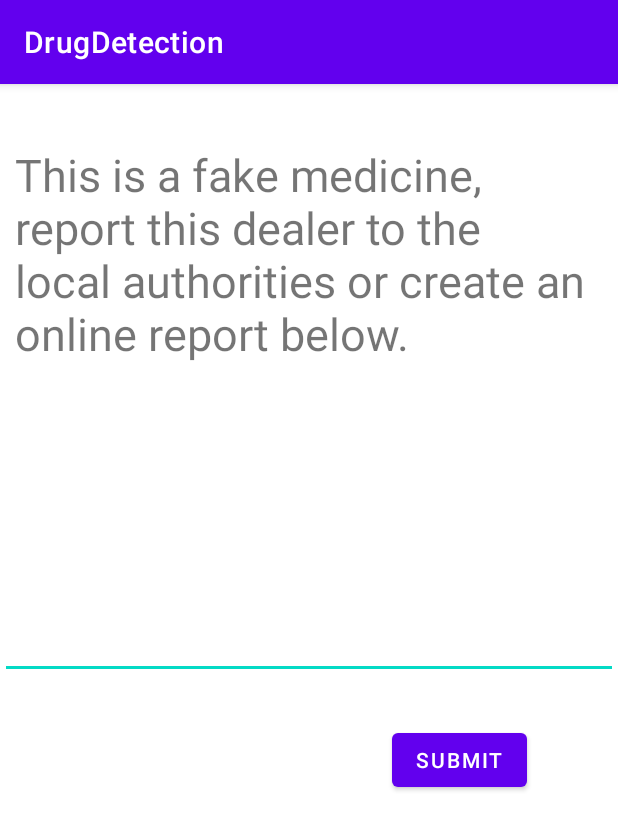
After one commit to gururani-abhishek/DrugDetection, an Android app: the FakeMedicine screen opened directly, with no data from a screen before it, on a phone screen of 412 x 824 dp. The commit adds this screen. Shown: the top 830 px of the screen. Run offline under Robolectric (Android 15) with nearby library versions, the phone set to English and light mode, and no system bars.

Commit message:
added fake and certified medicine activities

```diff
--- /dev/null
+++ b/app/src/main/java/com/example/drugdetection/FakeMedicine.kt
@@ -0,0 +1,11 @@
+package com.example.drugdetection
+
+import androidx.appcompat.app.AppCompatActivity
+import android.os.Bundle
+
+class FakeMedicine : AppCompatActivity() {
+    override fun onCreate(savedInstanceState: Bundle?) {
+        super.onCreate(savedInstanceState)
+        setContentView(R.layout.activity_fake_medicine)
+    }
+}
--- /dev/null
+++ b/app/src/main/res/layout/activity_fake_medicine.xml
@@ -0,0 +1,44 @@
+<?xml version="1.0" encoding="utf-8"?>
+<androidx.constraintlayout.widget.ConstraintLayout xmlns:android="http://schemas.android.com/apk/res/android"
+    xmlns:app="http://schemas.android.com/apk/res-auto"
+    xmlns:tools="http://schemas.android.com/tools"
+    android:layout_width="match_parent"
+    android:layout_height="match_parent"
+    tools:context=".FakeMedicine">
+
+    <TextView
+        android:id="@+id/desc"
+        android:layout_width="match_parent"
+        android:layout_height="wrap_content"
+        android:text="This is a fake medicine, report this dealer to the local authorities or create an online report below."
+        android:textSize="30sp"
+        android:layout_marginTop="30dp"
+        app:layout_constraintTop_toTopOf="parent"
+        app:layout_constraintRight_toRightOf="parent"
+        app:layout_constraintLeft_toLeftOf="parent"
+        android:padding="10dp"
+
+        />
+
+    <EditText
+        android:id="@+id/reportInfo"
+        android:layout_width="match_parent"
+        android:layout_height="200dp"
+        app:layout_constraintTop_toBottomOf="@id/desc"
+        app:layout_constraintLeft_toLeftOf="parent"
+        app:layout_constraintRight_toRightOf="parent"
+        />
+
+    <Button
+        android:id="@+id/reportInfoSubmit"
+        android:layout_width="wrap_content"
+        android:layout_height="wrap_content"
+        app:layout_constraintRight_toRightOf="parent"
+        app:layout_constraintLeft_toLeftOf="parent"
+        app:layout_constraintTop_toBottomOf="@id/reportInfo"
+        android:layout_marginTop="30dp"
+        android:layout_marginLeft="200dp"
+        android:text="Submit"
+        />
+
+</androidx.constraintlayout.widget.ConstraintLayout>
```
Also changed, not shown: app/src/main/AndroidManifest.xml (+16 -0 lines), app/src/main/java/com/example/drugdetection/CertifiedMedicine.kt (added, +11 -0 lines), app/src/main/res/layout/activity_admin.xml (+44 -2 lines), app/src/main/res/layout/activity_certified_medicine.xml (added, +34 -0 lines), app/src/main/res/layout/activity_customer.xml (+0 -11 lines), 1 other file.
